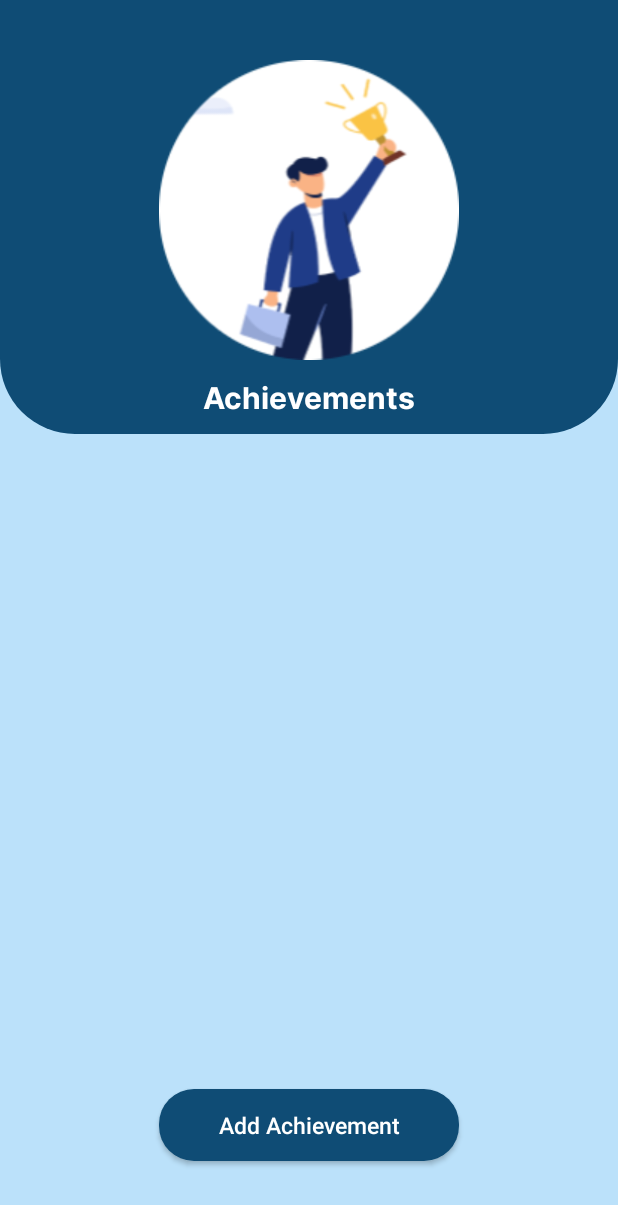
After one commit to Chinmayk12/DIAT, an Android app: the AllAchievements screen opened directly, with no data from a screen before it, on a phone screen of 412 x 824 dp. The commit adds this screen. Shown: the top 1205 px of the screen. Run offline under Robolectric (Android 15) with nearby library versions, the phone set to English and light mode, and no system bars; our stand-ins replace Firebase (no records; nobody signed in at launch, a user with empty details on screens opened directly).

Commit message:
Achievement Display Done.

```diff
--- a/app/src/main/AndroidManifest.xml
+++ b/app/src/main/AndroidManifest.xml
@@ -24,6 +24,12 @@
         android:supportsRtl="true"
         android:theme="@style/Theme.DIAT"
         tools:targetApi="31">
+        <activity
+            android:name=".Achievement"
+            android:exported="false" />
+        <activity
+            android:name=".AllAchievements"
+            android:exported="false" />
         <activity
             android:name=".AddAchievements"
             android:exported="false" />
--- /dev/null
+++ b/app/src/main/java/com/chinmay/diat/AchievementsAdapter.java
@@ -0,0 +1,67 @@
+package com.chinmay.diat;
+import android.content.Context;
+import android.text.Html;
+import android.view.LayoutInflater;
+import android.view.View;
+import android.view.ViewGroup;
+import android.widget.ImageView;
+import android.widget.TextView;
+
+import androidx.annotation.NonNull;
+import androidx.recyclerview.widget.RecyclerView;
+
+import com.bumptech.glide.Glide;
+
+import java.util.List;
+
+public class AchievementsAdapter extends RecyclerView.Adapter<AchievementsAdapter.AchievementViewHolder> {
+
+    private Context context;
+    private List<AchievementModel> achievementsList;
+
+    public AchievementsAdapter(Context context, List<AchievementModel> achievementsList) {
+        this.context = context;
+        this.achievementsList = achievementsList;
+    }
+
+    @NonNull
+    @Override
+    public AchievementViewHolder onCreateViewHolder(@NonNull ViewGroup parent, int viewType) {
+        View view = LayoutInflater.from(context).inflate(R.layout.item_achivement, parent, false);
+        return new AchievementViewHolder(view);
+    }
+
+    @Override
+    public void onBindViewHolder(@NonNull AchievementViewHolder holder, int position) {
+        AchievementModel achievementModel = achievementsList.get(position);
+        holder.achievementName.setText(achievementModel.getName());
+        holder.achievementDescription.setText(Html.fromHtml(achievementModel.getDescription()));
+
+        // Display the first image
+        if (achievementModel.getImageUrls() != null && !achievementModel.getImageUrls().isEmpty()) {
+            Glide.with(context)
+                    .load(achievementModel.getImageUrls().get(0))
+                    .into(holder.achievementImage);
+        } else {
+            holder.achievementImage.setImageResource(R.drawable.diat_logo); // Placeholder image
+        }
+    }
+
+    @Override
+    public int getItemCount() {
+        return achievementsList.size();
+    }
+
+    public static class AchievementViewHolder extends RecyclerView.ViewHolder {
+
+        TextView achievementName, achievementDescription;
+        ImageView achievementImage;
+
+        public AchievementViewHolder(@NonNull View itemView) {
+            super(itemView);
+            achievementName = itemView.findViewById(R.id.achievement_name_textview);
+            achievementDescription = itemView.findViewById(R.id.achievement_description_textview);
+            achievementImage = itemView.findViewById(R.id.achievmen_img);
+        }
+    }
+}
--- /dev/null
+++ b/app/src/main/java/com/chinmay/diat/AllAchievements.java
@@ -0,0 +1,64 @@
+package com.chinmay.diat;
+import android.content.Intent;
+import android.os.Bundle;
+import android.view.View;
+
+import androidx.activity.EdgeToEdge;
+import androidx.appcompat.app.AppCompatActivity;
+import androidx.recyclerview.widget.LinearLayoutManager;
+import androidx.recyclerview.widget.RecyclerView;
+import com.google.firebase.firestore.EventListener;
+import com.google.firebase.firestore.FirebaseFirestore;
+import com.google.firebase.firestore.FirebaseFirestoreException;
+import com.google.firebase.firestore.QueryDocumentSnapshot;
+import com.google.firebase.firestore.QuerySnapshot;
+import java.util.ArrayList;
+import java.util.List;
+public class AllAchievements extends AppCompatActivity {
+    private RecyclerView recyclerView;
+    private AchievementsAdapter achievementsAdapter;
+    private List<AchievementModel> achievementModelList;
+    private FirebaseFirestore db;
+    @Override
+    protected void onCreate(Bundle savedInstanceState) {
+        super.onCreate(savedInstanceState);
+        EdgeToEdge.enable(this);
+        setContentView(R.layout.all_achievements);
+
+        recyclerView = findViewById(R.id.recyclerView);
+        recyclerView.setLayoutManager(new LinearLayoutManager(this));
+
+        achievementModelList = new ArrayList<>();
+        achievementsAdapter = new AchievementsAdapter(this, achievementModelList);
+        recyclerView.setAdapter(achievementsAdapter);
+
+        db = FirebaseFirestore.getInstance();
+
+        loadAchievements();
+        findViewById(R.id.addAchivementbtn).setOnClickListener(new View.OnClickListener() {
+            @Override
+            public void onClick(View v) {
+                startActivity(new Intent(getApplicationContext(),AddAchievements.class));
+            }
+        });
+    }
+
+    private void loadAchievements() {
+        db.collection("achievements")
+                .addSnapshotListener(new EventListener<QuerySnapshot>() {
+                    @Override
+                    public void onEvent(QuerySnapshot value, FirebaseFirestoreException error) {
+                        if (error != null) {
+                            return;
+                        }
+
+                        achievementModelList.clear();
+                        for (QueryDocumentSnapshot document : value) {
+                            AchievementModel achievementModel = document.toObject(AchievementModel.class);
+                            achievementModelList.add(achievementModel);
+                        }
+                        achievementsAdapter.notifyDataSetChanged();
+                    }
+                });
+    }
+}
--- a/app/src/main/res/layout/add_achievements.xml
+++ b/app/src/main/res/layout/add_achievements.xml
@@ -12,7 +12,6 @@
         android:layout_width="match_parent"
         android:layout_height="match_parent"
         android:orientation="vertical">
-
 
         <ScrollView
             android:layout_width="match_parent"
--- /dev/null
+++ b/app/src/main/res/layout/all_achievements.xml
@@ -0,0 +1,89 @@
+<?xml version="1.0" encoding="utf-8"?>
+<androidx.drawerlayout.widget.DrawerLayout xmlns:android="http://schemas.android.com/apk/res/android"
+    xmlns:app="http://schemas.android.com/apk/res-auto"
+    xmlns:tools="http://schemas.android.com/tools"
+    android:id="@+id/drawerLayout"
+    android:layout_width="match_parent"
+    android:layout_height="match_parent"
+    android:background="@color/app_background1"
+    tools:context=".AddAchievements">
+
+    <RelativeLayout
+        android:layout_width="match_parent"
+        android:layout_height="match_parent"
+        android:orientation="vertical">
+
+            <LinearLayout
+                android:id="@+id/ll1"
+                android:layout_width="match_parent"
+                android:layout_height="wrap_content"
+                android:orientation="vertical">
+
+                <RelativeLayout
+                    android:id="@+id/relativeLayout"
+                    android:layout_width="match_parent"
+                    android:layout_height="wrap_content"
+                    android:background="@drawable/circular_layout"
+                    android:paddingTop="40dp"
+                    android:paddingBottom="10dp">
+
+                    <ImageView
+                        android:id="@+id/add_achivement_logo"
+                        android:layout_width="200dp"
+                        android:layout_height="200dp"
+                        android:layout_gravity="center"
+                        android:layout_centerHorizontal="true"
+                        android:src="@drawable/add_achivement_logo" />
+
+                    <TextView
+                        android:id="@+id/welcomeUserText"
+                        android:layout_width="match_parent"
+                        android:layout_height="wrap_content"
+                        android:layout_below="@+id/add_achivement_logo"
+                        android:layout_gravity="center"
+                        android:layout_marginTop="10dp"
+                        android:gravity="center"
+                        android:text="Achievements"
+                        android:textColor="@color/white_A700"
+                        android:textSize="20dp"
+                        android:fontFamily="@font/interbold"
+                        android:textStyle="bold" />
+                </RelativeLayout>
+
+            </LinearLayout>
+
+            <androidx.recyclerview.widget.RecyclerView
+                android:id="@+id/recyclerView"
+                android:layout_width="match_parent"
+                android:layout_height="match_parent"
+                android:layout_marginTop="10dp"
+                android:layout_below="@+id/ll1"
+                android:scrollbars="none"
+                />
+
+            <androidx.appcompat.widget.AppCompatButton
+                android:id="@+id/addAchivementbtn"
+                android:layout_width="200dp"
+                android:layout_height="wrap_content"
+                android:layout_gravity="center"
+                android:layout_alignParentBottom="true"
+                android:layout_centerHorizontal="true"
+                android:layout_marginBottom="50dp"
+                android:background="@drawable/button_circular"
+                android:padding="13dp"
+                android:gravity="center"
+                android:text="Add Achievement"
+                android:textColor="#FFFFFF"
+                android:textAllCaps="false"
+                android:textSize="15sp"
+                />
+    </RelativeLayout>
+
+    <com.google.android.material.navigation.NavigationView
+        android:id="@+id/navigationView"
+        android:layout_width="wrap_content"
+        android:layout_height="match_parent"
+        app:headerLayout="@layout/header"
+        app:menu="@menu/main_menu"
+        android:layout_gravity="start"/>
+</androidx.drawerlayout.widget.DrawerLayout>
--- a/app/src/main/res/menu/main_menu.xml
+++ b/app/src/main/res/menu/main_menu.xml
@@ -7,9 +7,9 @@
             android:title="Home"
             />
 
-        <item android:id="@+id/add_aachievement"
+        <item android:id="@+id/Achievements"
             android:icon="@drawable/achievement_logo"
-            android:title="Add Achievement"
+            android:title="Achievements"
             />
 
         <item android:id="@+id/logout"
```
Also changed, not shown: app/src/main/java/com/chinmay/diat/Achievement.java (added, +24 -0 lines), app/src/main/java/com/chinmay/diat/AchievementModel.java (added, +52 -0 lines), app/src/main/java/com/chinmay/diat/AddAchievements.java (+10 -4 lines), app/src/main/java/com/chinmay/diat/Home.java (+28 -3 lines), app/src/main/res/layout/achievement.xml (added, +10 -0 lines), app/src/main/res/layout/item_achivement.xml (added, +77 -0 lines).
